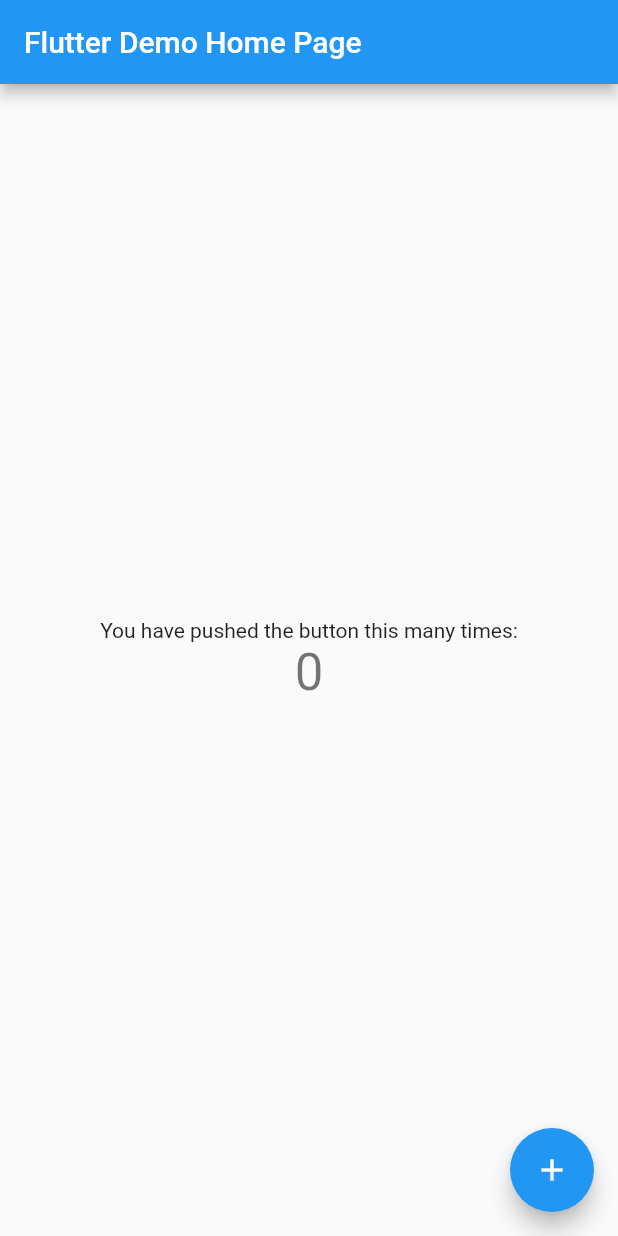
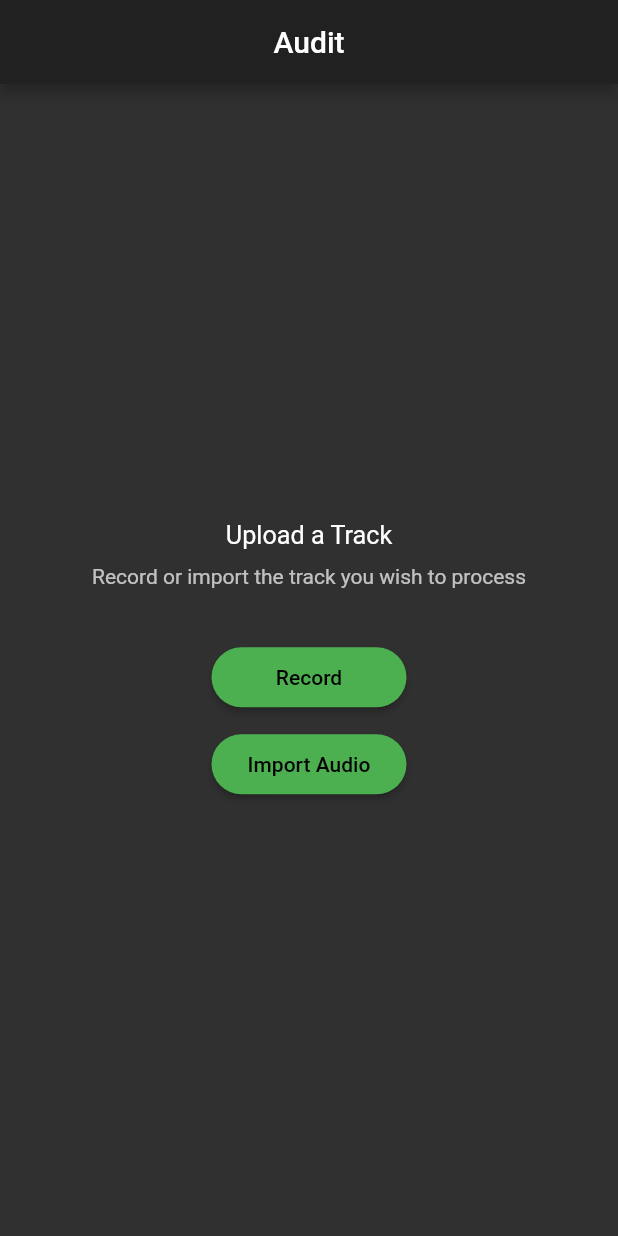
Before and after one commit to Georges7Haddad/FYP_APP, a Flutter app: the screen it shows after launch, on a phone screen of 412 x 824 dp. Run offline on Flutter 3.47's test engine with Material 2 defaults, Android fonts, the phone set to English and light mode, and no system bars.

Commit message:
[Add] Home Page texts and buttons

```diff
--- a/lib/main.dart
+++ b/lib/main.dart
@@ -1,117 +1,151 @@
 import 'package:flutter/material.dart';
 
 void main() {
-  runApp(MyApp());
+  runApp(auditApp);
 }
 
-class MyApp extends StatelessWidget {
-  // This widget is the root of your application.
-  @override
-  Widget build(BuildContext context) {
-    return MaterialApp(
-      title: 'Flutter Demo',
+MaterialApp auditApp = MaterialApp(
+  title: 'Audit',
   theme: ThemeData(
-        // This is the theme of your application.
-        //
-        // Try running your application with "flutter run". You'll see the
-        // application has a blue toolbar. Then, without quitting the app, try
-        // changing the primarySwatch below to Colors.green and then invoke
-        // "hot reload" (press "r" in the console where you ran "flutter run",
-        // or simply save your changes to "hot reload" in a Flutter IDE).
-        // Notice that the counter didn't reset back to zero; the application
-        // is not restarted.
-        primarySwatch: Colors.blue,
-        // This makes the visual density adapt to the platform that you run
-        // the app on. For desktop platforms, the controls will be smaller and
-        // closer together (more dense) than on mobile platforms.
+    primarySwatch: Colors.blueGrey,
     visualDensity: VisualDensity.adaptivePlatformDensity,
+    colorScheme: ColorScheme.dark(),
   ),
-      home: MyHomePage(title: 'Flutter Demo Home Page'),
+  home: homeScreen,
 );
-  }
-}
 
-class MyHomePage extends StatefulWidget {
-  MyHomePage({Key key, this.title}) : super(key: key);
+AppBar auditAppBar = AppBar(
+  title: Text('Audit'),
+  centerTitle: true,
+);
 
-  // This widget is the home page of your application. It is stateful, meaning
-  // that it has a State object (defined below) that contains fields that affect
-  // how it looks.
-
-  // This class is the configuration for the state. It holds the values (in this
-  // case the title) provided by the parent (in this case the App widget) and
-  // used by the build method of the State. Fields in a Widget subclass are
-  // always marked "final".
-
-  final String title;
-
-  @override
-  _MyHomePageState createState() => _MyHomePageState();
-}
-
-class _MyHomePageState extends State<MyHomePage> {
-  int _counter = 0;
-
-  void _incrementCounter() {
-    setState(() {
-      // This call to setState tells the Flutter framework that something has
-      // changed in this State, which causes it to rerun the build method below
-      // so that the display can reflect the updated values. If we changed
-      // _counter without calling setState(), then the build method would not be
-      // called again, and so nothing would appear to happen.
-      _counter++;
-    });
-  }
-
-  @override
-  Widget build(BuildContext context) {
-    // This method is rerun every time setState is called, for instance as done
-    // by the _incrementCounter method above.
-    //
-    // The Flutter framework has been optimized to make rerunning build methods
-    // fast, so that you can just rebuild anything that needs updating rather
-    // than having to individually change instances of widgets.
-    return Scaffold(
-      appBar: AppBar(
-        // Here we take the value from the MyHomePage object that was created by
-        // the App.build method, and use it to set our appbar title.
-        title: Text(widget.title),
+Scaffold homeScreen = Scaffold(
+  appBar: auditAppBar,
+  body: Center(
+    child: Column(
+      crossAxisAlignment: CrossAxisAlignment.start,
+      mainAxisSize: MainAxisSize.min,
+      children: [
+        Center(child: Text('Upload a Track', textScaleFactor: 1.2)),
+        SizedBox(height: 10),
+        Opacity(
+            opacity: 0.7,
+            child: Center(
+                child: Text(
+              'Record or import the track you wish to process',
+              textScaleFactor: 1,
+            ))),
+        SizedBox(height: 35),
+        Center(
+          child: ElevatedButton(
+            onPressed: () {},
+            child: Text('Record'),
+            style: ButtonStyle(
+              backgroundColor: MaterialStateProperty.all<Color>(Colors.green),
+              shape: MaterialStateProperty.all<OutlinedBorder>(StadiumBorder()),
+              minimumSize: MaterialStateProperty.all<Size>(Size(130, 40),),
             ),
-      body: Center(
-        // Center is a layout widget. It takes a single child and positions it
-        // in the middle of the parent.
-        child: Column(
-          // Column is also a layout widget. It takes a list of children and
-          // arranges them vertically. By default, it sizes itself to fit its
-          // children horizontally, and tries to be as tall as its parent.
-          //
-          // Invoke "debug painting" (press "p" in the console, choose the
-          // "Toggle Debug Paint" action from the Flutter Inspector in Android
-          // Studio, or the "Toggle Debug Paint" command in Visual Studio Code)
-          // to see the wireframe for each widget.
-          //
-          // Column has various properties to control how it sizes itself and
-          // how it positions its children. Here we use mainAxisAlignment to
-          // center the children vertically; the main axis here is the vertical
-          // axis because Columns are vertical (the cross axis would be
-          // horizontal).
-          mainAxisAlignment: MainAxisAlignment.center,
-          children: <Widget>[
-            Text(
-              'You have pushed the button this many times:',
           ),
-            Text(
-              '$_counter',
-              style: Theme.of(context).textTheme.headline4,
+        ),
+        SizedBox(height: 10),
+        Center(
+          child: ElevatedButton(
+            onPressed: () {},
+            child: Text('Import Audio'),
+            style: ButtonStyle(
+              backgroundColor: MaterialStateProperty.all<Color>(Colors.green),
+              shape: MaterialStateProperty.all<OutlinedBorder>(StadiumBorder()),
+              minimumSize: MaterialStateProperty.all<Size>(Size(130, 40),),
+            ),
+          ),
         ),
       ],
     ),
   ),
-      floatingActionButton: FloatingActionButton(
-        onPressed: _incrementCounter,
-        tooltip: 'Increment',
-        child: Icon(Icons.add),
-      ), // This trailing comma makes auto-formatting nicer for build methods.
 );
-  }
-}
+
+//
+// class MyHomePage extends StatefulWidget {
+//   MyHomePage({Key key, this.title}) : super(key: key);
+//
+//   // This widget is the home page of your application. It is stateful, meaning
+//   // that it has a State object (defined below) that contains fields that affect
+//   // how it looks.
+//
+//   // This class is the configuration for the state. It holds the values (in this
+//   // case the title) provided by the parent (in this case the App widget) and
+//   // used by the build method of the State. Fields in a Widget subclass are
+//   // always marked "final".
+//
+//   final String title;
+//
+//   @override
+//   _MyHomePageState createState() => _MyHomePageState();
+// }
+//
+// class _MyHomePageState extends State<MyHomePage> {
+//   int _counter = 0;
+//
+//   void _incrementCounter() {
+//     setState(() {
+//       // This call to setState tells the Flutter framework that something has
+//       // changed in this State, which causes it to rerun the build method below
+//       // so that the display can reflect the updated values. If we changed
+//       // _counter without calling setState(), then the build method would not be
+//       // called again, and so nothing would appear to happen.
+//       _counter++;
+//     });
+//   }
+//
+//   @override
+//   Widget build(BuildContext context) {
+//     // This method is rerun every time setState is called, for instance as done
+//     // by the _incrementCounter method above.
+//     //
+//     // The Flutter framework has been optimized to make rerunning build methods
+//     // fast, so that you can just rebuild anything that needs updating rather
+//     // than having to individually change instances of widgets.
+//     return Scaffold(
+//       appBar: AppBar(
+//         // Here we take the value from the MyHomePage object that was created by
+//         // the App.build method, and use it to set our appbar title.
+//         title: Text(widget.title),
+//       ),
+//       body: Center(
+//         // Center is a layout widget. It takes a single child and positions it
+//         // in the middle of the parent.
+//         child: Column(
+//           // Column is also a layout widget. It takes a list of children and
+//           // arranges them vertically. By default, it sizes itself to fit its
+//           // children horizontally, and tries to be as tall as its parent.
+//           //
+//           // Invoke "debug painting" (press "p" in the console, choose the
+//           // "Toggle Debug Paint" action from the Flutter Inspector in Android
+//           // Studio, or the "Toggle Debug Paint" command in Visual Studio Code)
+//           // to see the wireframe for each widget.
+//           //
+//           // Column has various properties to control how it sizes itself and
+//           // how it positions its children. Here we use mainAxisAlignment to
+//           // center the children vertically; the main axis here is the vertical
+//           // axis because Columns are vertical (the cross axis would be
+//           // horizontal).
+//           mainAxisAlignment: MainAxisAlignment.center,
+//           children: <Widget>[
+//             Text(
+//               'You have pushed the button this many times:',
+//             ),
+//             Text(
+//               '$_counter',
+//               style: Theme.of(context).textTheme.headline4,
+//             ),
+//           ],
+//         ),
+//       ),
+//       floatingActionButton: FloatingActionButton(
+//         onPressed: _incrementCounter,
+//         tooltip: 'Increment',
+//         child: Icon(Icons.add),
+//       ), // This trailing comma makes auto-formatting nicer for build methods.
+//     );
+//   }
+// }
```
Also changed, not shown: 1 other file. Lines whose indentation alone changed are shown as unchanged.
